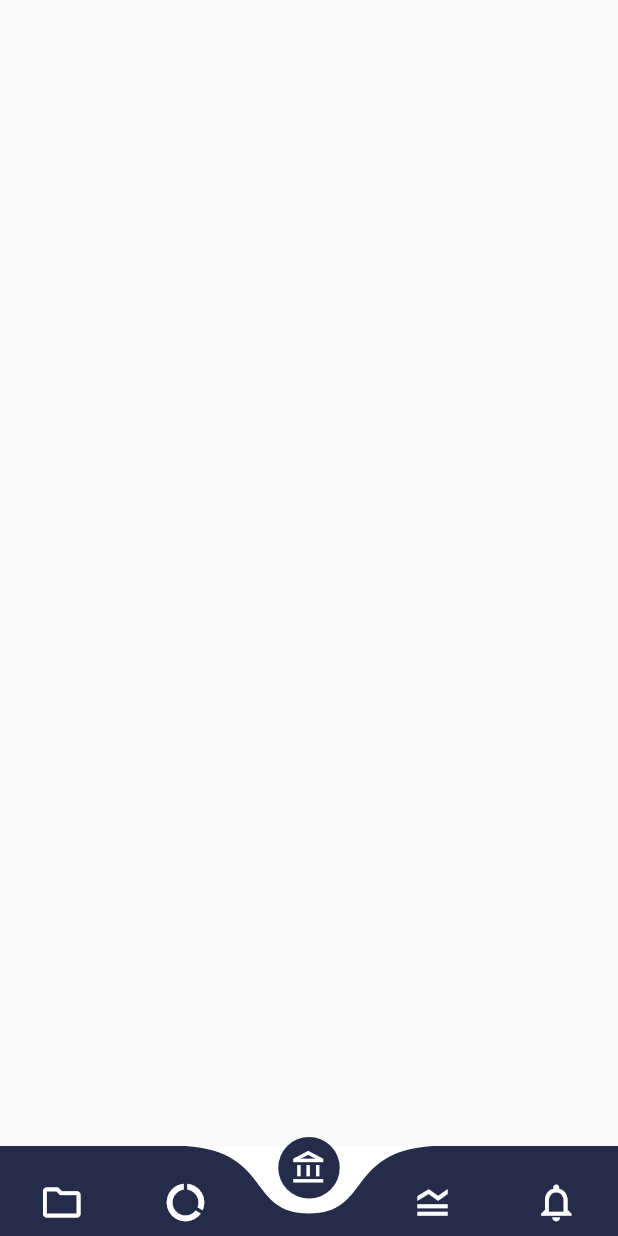
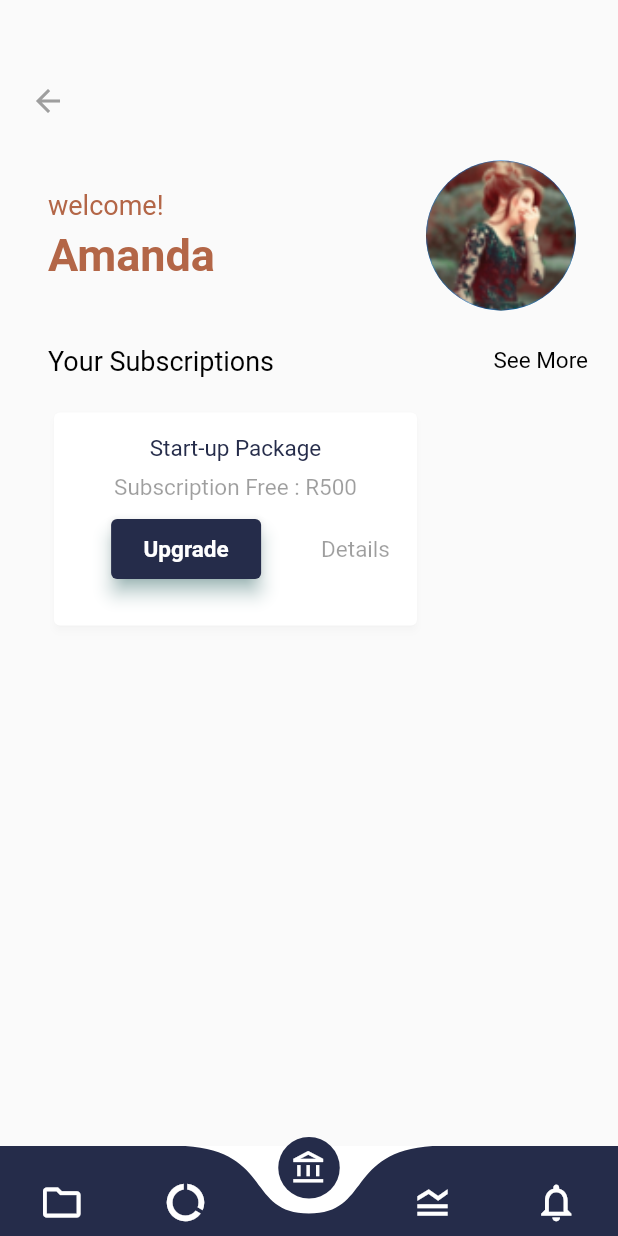
Before and after one commit to shahrukhktk/Service-Provider-Flutter-App, a Flutter app: the screen it shows after launch, item 3 of the bottom bar chosen, on a phone screen of 412 x 824 dp. Run offline on Flutter 3.47's test engine with Material 2 defaults, Android fonts, the phone set to English and light mode, and no system bars; drawn by our look-alikes of curved_navigation_bar; Roboto replaces fonts that are missing (Poppins).

Commit message:
init commit 1. screen one done 2. screen two done 3. screen three

```diff
--- a/lib/Screens/account_screen.dart
+++ b/lib/Screens/account_screen.dart
@@ -1,4 +1,5 @@
 import 'package:flutter/material.dart';
+import 'package:service_provider/Assets/app_assets.dart';
 
 class AccountsScreen extends StatefulWidget {
   @override
@@ -12,6 +13,122 @@ class _AccountsScreenState extends State<AccountsScreen> {
       body: ListView(
         padding: EdgeInsets.all(20),
         children: [
+          Padding(
+            padding: const EdgeInsets.only(top: 35.0),
+            child: Row(
+              children: [
+                GestureDetector(
+                    onTap: () {},
+                    child: Icon(Icons.arrow_back_sharp, color: Colors.grey,)),
+              ],
+            ),
+          ),
+
+          Padding(
+            padding: const EdgeInsets.only(left: 12, top: 20.0),
+            child: Row(
+              mainAxisAlignment: MainAxisAlignment.spaceBetween,
+              children: [
+                Column(
+                  mainAxisAlignment: MainAxisAlignment.spaceBetween,
+                  crossAxisAlignment: CrossAxisAlignment.start,
+                  children: [
+                    Text("welcome!", style: TextStyle(fontSize: 18, fontWeight: FontWeight.normal, color: AppColors.browncolor),),
+                    Padding(
+                      padding: const EdgeInsets.only(top: 5.0),
+                      child: Text("Amanda", style: TextStyle(fontSize: 30, fontWeight: FontWeight.bold, color: AppColors.browncolor),),
+                    ),
+                  ],
+                ),
+
+                Padding(
+                  padding: const EdgeInsets.all(8.0),
+                  child: CircleAvatar(
+                    radius: 50,
+                    backgroundImage: AssetImage('images/circleavater.png'),),
+                ),
+              ],
+            ),
+          ),
+
+          Padding(
+            padding: const EdgeInsets.only(left: 12, top: 15.0),
+            child: Row(
+              mainAxisAlignment: MainAxisAlignment.spaceBetween,
+              crossAxisAlignment: CrossAxisAlignment.center,
+              children: [
+                Text("Your Subscriptions", style: TextStyle(fontSize: 18, fontWeight: FontWeight.normal, color: Colors.black),),
+                GestureDetector(
+                    onTap: () {},
+                    child: Text("See More", style: TextStyle(fontSize: 15, fontWeight: FontWeight.normal, color: Colors.black,),),),
+              ],
+            ),
+          ),
+
+          Padding(
+            padding: const EdgeInsets.only(left: 12.0, top: 20),
+            child: SingleChildScrollView(
+              child: Row(
+                children: [
+
+                  SizedBox(
+                    height: 150,
+                    width: 250,
+                    child: Container(
+                      decoration: BoxDecoration(
+                        borderRadius: BorderRadius.circular(15),
+                      ),
+                      child: Card(
+                        elevation: 2,
+                        shadowColor: Colors.black12,
+                        child: Center(
+                          child: Padding(
+                            padding: const EdgeInsets.all(15.0),
+                            child: Column(
+                              crossAxisAlignment: CrossAxisAlignment.center,
+                              children: [
+                                Text("Start-up Package", style: TextStyle(fontSize: 15, fontWeight: FontWeight.normal, color: AppColors.themecolor,),),
+                                Padding(
+                                  padding: const EdgeInsets.all(8.0),
+                                  child: Text("Subscription Free : R500", style: TextStyle(fontSize: 15, fontWeight: FontWeight.normal, color: Colors.black38,),),
+                                ),
+
+                                Row(
+                                  mainAxisAlignment: MainAxisAlignment.center,
+                                  children: [
+                                    FlatButton(onPressed: null, child: Card(
+                                      elevation: 5,
+                                      color: AppColors.themecolor,
+                                      shadowColor: AppColors.accentcolor,
+                                      child: Container(
+                                        height: 40,
+                                        width: 100,
+                                        decoration: BoxDecoration(
+                                          borderRadius: BorderRadius.circular(25),
+                                        ),
+                                          child: Center(child: Text('Upgrade', style: TextStyle(fontSize: 15, fontWeight: FontWeight.bold, color: Colors.white),),),
+                                        ),
+                                      ),
+                                    ),
+
+                                    SizedBox(width: 20,),
+
+                                    Text("Details", style: TextStyle(fontSize: 15, fontWeight: FontWeight.normal, color: Colors.black38,),),
+
+                                  ],
+                                )
+                              ],
+                            ),
+                          ),
+                        ),
+                      ),
+                    ),
+                  ),
+
+                ],
+              ),
+            ),
+          )
 
         ],
       ),
--- a/pubspec.yaml
+++ b/pubspec.yaml
@@ -57,6 +57,8 @@ flutter:
     - images/ic_filter.png
     - images/ic_return.png
     - images/storage_icon.png
+    - images/circleavater.png
+    -
   #   - images/a_dot_ham.jpeg
 
   # An image asset can refer to one or more resolution-specific "variants", see
```
Also changed, not shown: images/circleavater.png (added).
